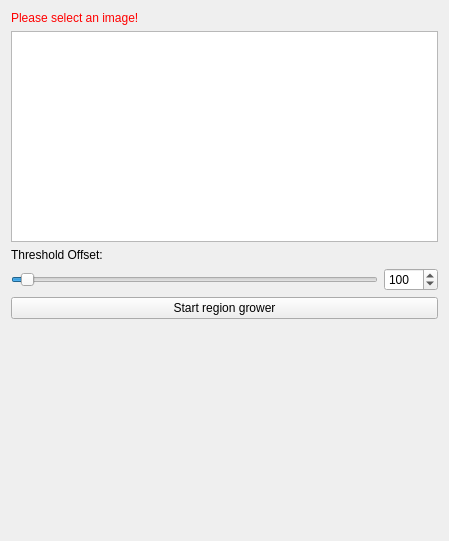
This is Modules/Bundles/org.mitk.gui.qt.examples/src/internal/regiongrowing/QmitkRegionGrowingViewControls.ui in MITK/MITK as Qt 5 draws it before an edit. The edited form follows.
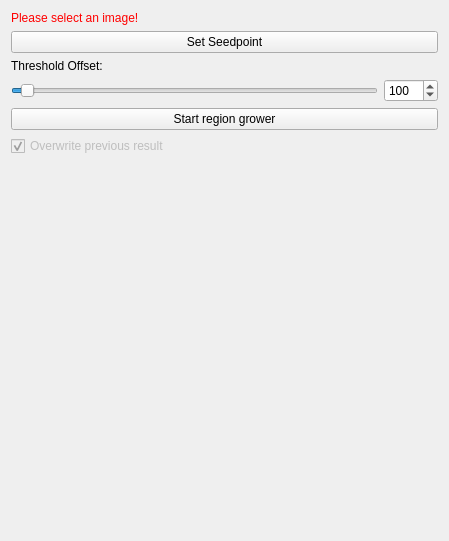
This is the edited form. Custom widgets are drawn as their Qt base class.

Commit message:
Started adapting GUI to new segmentation behaviour.
Removed pointlistwidget and replaced it with new functionallity to add seedpoints

What changed in the file:
```diff
--- a/Modules/Bundles/org.mitk.gui.qt.examples/src/internal/regiongrowing/QmitkRegionGrowingViewControls.ui
+++ b/Modules/Bundles/org.mitk.gui.qt.examples/src/internal/regiongrowing/QmitkRegionGrowingViewControls.ui
@@ -31,18 +31,9 @@
     </widget>
    </item>
    <item>
-    <widget class="QmitkPointListWidget" name="lstPoints">
-     <property name="sizePolicy">
-      <sizepolicy hsizetype="MinimumExpanding" vsizetype="Expanding">
-       <horstretch>0</horstretch>
-       <verstretch>0</verstretch>
-      </sizepolicy>
-     </property>
-     <property name="maximumSize">
-      <size>
-       <width>16777215</width>
-       <height>16777215</height>
-      </size>
+    <widget class="QPushButton" name="btnSetSeedpoint">
+     <property name="text">
+      <string>Set Seedpoint</string>
      </property>
     </widget>
    </item>
@@ -96,6 +87,19 @@
      </property>
     </widget>
    </item>
+   <item>
+    <widget class="QCheckBox" name="cbOverwritePrevious">
+     <property name="enabled">
+      <bool>false</bool>
+     </property>
+     <property name="text">
+      <string>Overwrite previous result</string>
+     </property>
+     <property name="checked">
+      <bool>true</bool>
+     </property>
+    </widget>
+   </item>
    <item>
     <spacer name="spacer">
      <property name="orientation">
@@ -115,13 +119,6 @@
   </layout>
  </widget>
  <layoutdefault spacing="6" margin="11"/>
- <customwidgets>
-  <customwidget>
-   <class>QmitkPointListWidget</class>
-   <extends>QListView</extends>
-   <header>QmitkPointListWidget.h</header>
-  </customwidget>
- </customwidgets>
  <includes>
   <include location="local">QmitkDataStorageComboBox.h</include>
  </includes>
```
The commit also changes 2 other files.
